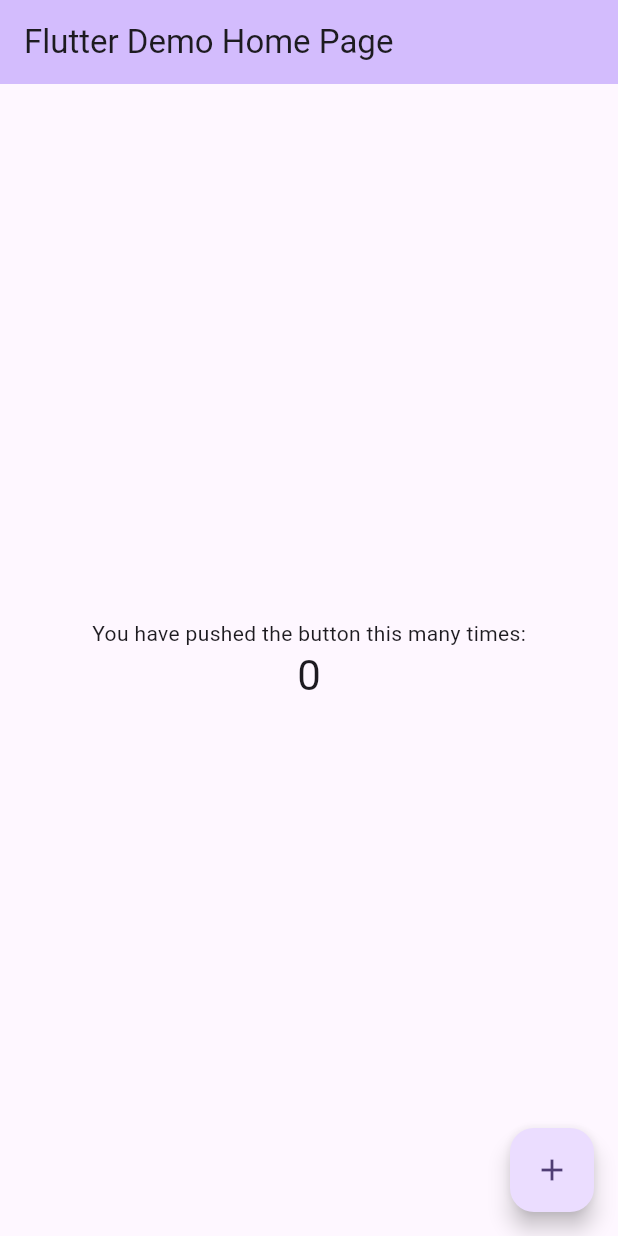
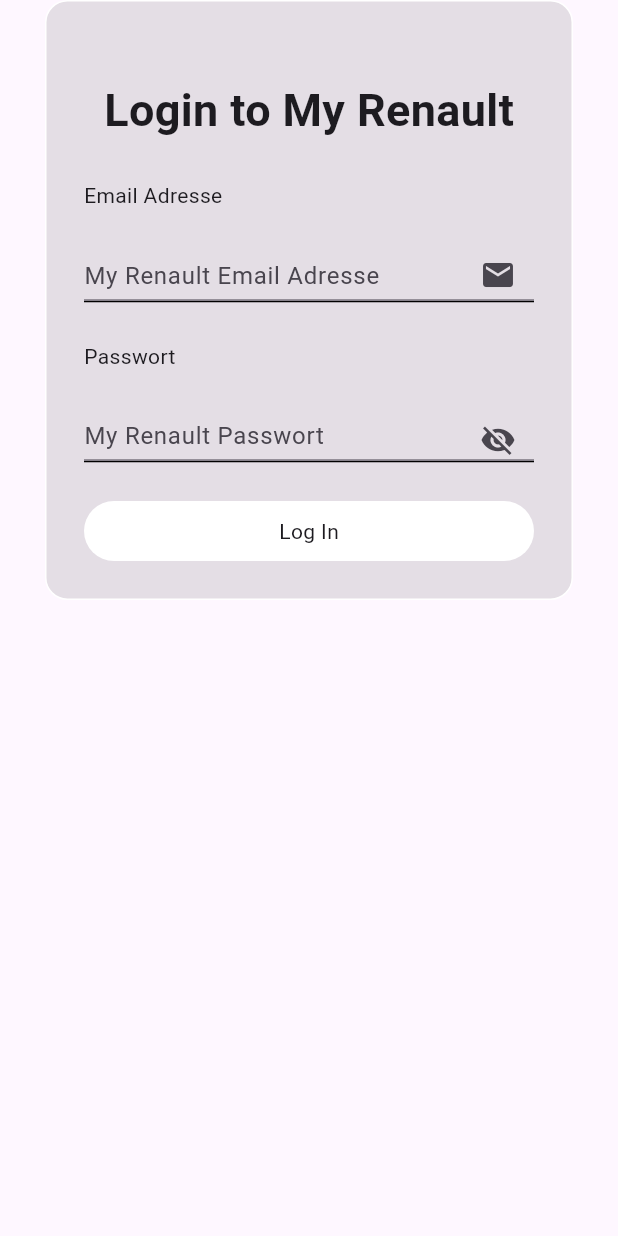
Before and after one commit to marci4/zoe, a Flutter app: the screen it shows after launch, on a phone screen of 412 x 824 dp. Run offline on Flutter 3.47's test engine with Material 3 defaults, Android fonts, the phone set to English and light mode, and no system bars.

Commit message:
Login Screen

```diff
--- a/lib/main.dart
+++ b/lib/main.dart
@@ -1,4 +1,5 @@
 import 'package:flutter/material.dart';
+import 'package:zoe/screens/login.dart';
 
 void main() {
   runApp(const MyApp());
@@ -31,95 +32,7 @@
         colorScheme: ColorScheme.fromSeed(seedColor: Colors.deepPurple),
         useMaterial3: true,
       ),
-      home: const MyHomePage(title: 'Flutter Demo Home Page'),
+      home: LoginScreen(),
     );
   }
 }
-
-class MyHomePage extends StatefulWidget {
-  const MyHomePage({super.key, required this.title});
-
-  // This widget is the home page of your application. It is stateful, meaning
-  // that it has a State object (defined below) that contains fields that affect
-  // how it looks.
-
-  // This class is the configuration for the state. It holds the values (in this
-  // case the title) provided by the parent (in this case the App widget) and
-  // used by the build method of the State. Fields in a Widget subclass are
-  // always marked "final".
-
-  final String title;
-
-  @override
-  State<MyHomePage> createState() => _MyHomePageState();
-}
-
-class _MyHomePageState extends State<MyHomePage> {
-  int _counter = 0;
-
-  void _incrementCounter() {
-    setState(() {
-      // This call to setState tells the Flutter framework that something has
-      // changed in this State, which causes it to rerun the build method below
-      // so that the display can reflect the updated values. If we changed
-      // _counter without calling setState(), then the build method would not be
-      // called again, and so nothing would appear to happen.
-      _counter++;
-    });
-  }
-
-  @override
-  Widget build(BuildContext context) {
-    // This method is rerun every time setState is called, for instance as done
-    // by the _incrementCounter method above.
-    //
-    // The Flutter framework has been optimized to make rerunning build methods
-    // fast, so that you can just rebuild anything that needs updating rather
-    // than having to individually change instances of widgets.
-    return Scaffold(
-      appBar: AppBar(
-        // TRY THIS: Try changing the color here to a specific color (to
-        // Colors.amber, perhaps?) and trigger a hot reload to see the AppBar
-        // change color while the other colors stay the same.
-        backgroundColor: Theme.of(context).colorScheme.inversePrimary,
-        // Here we take the value from the MyHomePage object that was created by
-        // the App.build method, and use it to set our appbar title.
-        title: Text(widget.title),
-      ),
-      body: Center(
-        // Center is a layout widget. It takes a single child and positions it
-        // in the middle of the parent.
-        child: Column(
-          // Column is also a layout widget. It takes a list of children and
-          // arranges them vertically. By default, it sizes itself to fit its
-          // children horizontally, and tries to be as tall as its parent.
-          //
-          // Column has various properties to control how it sizes itself and
-          // how it positions its children. Here we use mainAxisAlignment to
-          // center the children vertically; the main axis here is the vertical
-          // axis because Columns are vertical (the cross axis would be
-          // horizontal).
-          //
-          // TRY THIS: Invoke "debug painting" (choose the "Toggle Debug Paint"
-          // action in the IDE, or press "p" in the console), to see the
-          // wireframe for each widget.
-          mainAxisAlignment: MainAxisAlignment.center,
-          children: <Widget>[
-            const Text(
-              'You have pushed the button this many times:',
-            ),
-            Text(
-              '$_counter',
-              style: Theme.of(context).textTheme.headlineMedium,
-            ),
-          ],
-        ),
-      ),
-      floatingActionButton: FloatingActionButton(
-        onPressed: _incrementCounter,
-        tooltip: 'Increment',
-        child: const Icon(Icons.add),
-      ), // This trailing comma makes auto-formatting nicer for build methods.
-    );
-  }
-}
--- /dev/null
+++ b/lib/screens/login.dart
@@ -0,0 +1,126 @@
+import 'package:flutter/material.dart';
+
+class LoginScreen extends StatefulWidget {
+  const LoginScreen({Key? key}) : super(key: key);
+
+  @override
+  State<StatefulWidget> createState() => _LoginScreenState();
+}
+
+class _LoginScreenState extends State<LoginScreen> {
+  bool _passwordVisible = false;
+
+  @override
+  void initState() {
+    super.initState();
+    _passwordVisible = false;
+  }
+
+  @override
+  Widget build(BuildContext context) {
+    String? validateEmail(String? value) {
+      const pattern = r"(?:[a-z0-9!#$%&'*+/=?^_`{|}~-]+(?:\.[a-z0-9!#$%&'"
+          r'*+/=?^_`{|}~-]+)*|"(?:[\x01-\x08\x0b\x0c\x0e-\x1f\x21\x23-\x5b\x5d-'
+          r'\x7f]|\\[\x01-\x09\x0b\x0c\x0e-\x7f])*")@(?:(?:[a-z0-9](?:[a-z0-9-]*'
+          r'[a-z0-9])?\.)+[a-z0-9](?:[a-z0-9-]*[a-z0-9])?|\[(?:(?:(2(5[0-5]|[0-4]'
+          r'[0-9])|1[0-9][0-9]|[1-9]?[0-9]))\.){3}(?:(2(5[0-5]|[0-4][0-9])|1[0-9]'
+          r'[0-9]|[1-9]?[0-9])|[a-z0-9-]*[a-z0-9]:(?:[\x01-\x08\x0b\x0c\x0e-\x1f\'
+          r'x21-\x5a\x53-\x7f]|\\[\x01-\x09\x0b\x0c\x0e-\x7f])+)\])';
+      final regex = RegExp(pattern);
+
+      return value!.isEmpty || !regex.hasMatch(value)
+          ? 'Bitte gebe eine gültige Email Adresse ein'
+          : null;
+    }
+
+    String? validatePassword(String? value) {
+      if (value != null && value.trim().isEmpty) {
+        return 'Passwort wird benötigt';
+      }
+      return null;
+    }
+
+    return Scaffold(
+        body: Container(
+            height: 400,
+            width: double.infinity,
+            margin: const EdgeInsets.symmetric(horizontal: 30),
+            decoration: BoxDecoration(
+              border: Border.all(color: Colors.white),
+              borderRadius: BorderRadius.circular(15),
+              color: Colors.black.withOpacity(0.1),
+            ),
+            child: Padding(
+                padding: const EdgeInsets.all(25),
+                child: Column(
+                    crossAxisAlignment: CrossAxisAlignment.start,
+                    children: [
+                      const Spacer(),
+                      Center(
+                          child: Text("Login to My Renault",
+                              style: TextStyle(
+                                  fontSize: 30, fontWeight: FontWeight.bold))),
+                      const Spacer(),
+                      const Text("Email Adresse"),
+                      const Spacer(),
+                      Container(
+                        height: 35,
+                        decoration: const BoxDecoration(
+                            border: Border(bottom: BorderSide())),
+                        child: TextFormField(
+                          autovalidateMode: AutovalidateMode.onUserInteraction,
+                          keyboardType: TextInputType.text,
+                          validator: validateEmail,
+                          style: const TextStyle(),
+                          decoration: const InputDecoration(
+                              hintText: "My Renault Email Adresse",
+                              suffixIcon: Icon(
+                                Icons.mail,
+                              )),
+                        ),
+                      ),
+                      const Spacer(),
+                      const Text("Passwort"),
+                      const Spacer(),
+                      Container(
+                          height: 35,
+                          decoration: const BoxDecoration(
+                              border: Border(bottom: BorderSide())),
+                          child: TextFormField(
+                            obscureText: !_passwordVisible,
+                            enableSuggestions: false,
+                            autocorrect: false,
+                            autovalidateMode:
+                                AutovalidateMode.onUserInteraction,
+                            validator: validatePassword,
+                            decoration: InputDecoration(
+                              suffixIcon: IconButton(
+                                icon: Icon(
+                                  _passwordVisible
+                                      ? Icons.visibility
+                                      : Icons.visibility_off,
+                                ),
+                                onPressed: () {
+                                  // Update the state i.e. toogle the state of passwordVisible variable
+                                  setState(() {
+                                    _passwordVisible = !_passwordVisible;
+                                  });
+                                },
+                              ),
+                              hintText: "My Renault Passwort",
+                            ),
+                          )),
+                      const Spacer(),
+                      Container(
+                        height: 40,
+                        width: double.infinity,
+                        decoration: BoxDecoration(
+                          borderRadius: BorderRadius.circular(30),
+                          color: Colors.white,
+                        ),
+                        alignment: Alignment.center,
+                        child: Text("Log In"),
+                      )
+                    ]))));
+  }
+}
--- a/pubspec.yaml
+++ b/pubspec.yaml
@@ -1,5 +1,5 @@
 name: zoe
-description: "A new Flutter project."
+description: "Manage your ZOE with ease"
 # The following line prevents the package from being accidentally published to
 # pub.dev using `flutter pub publish`. This is preferred for private packages.
 publish_to: 'none' # Remove this line if you wish to publish to pub.dev
```
